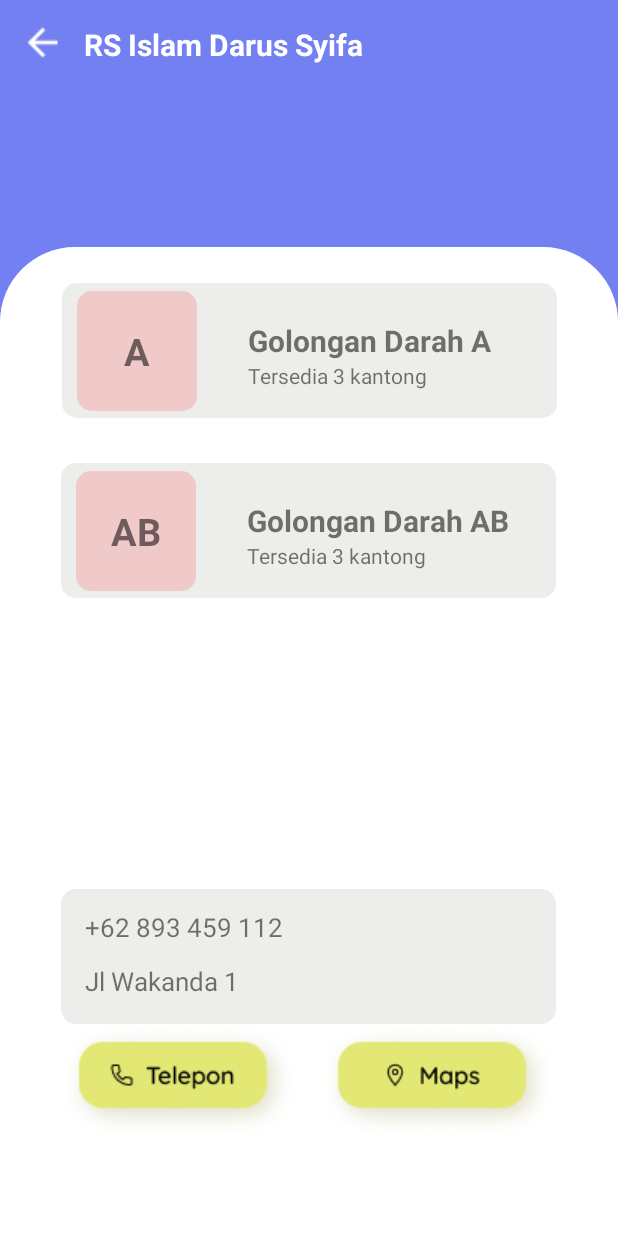
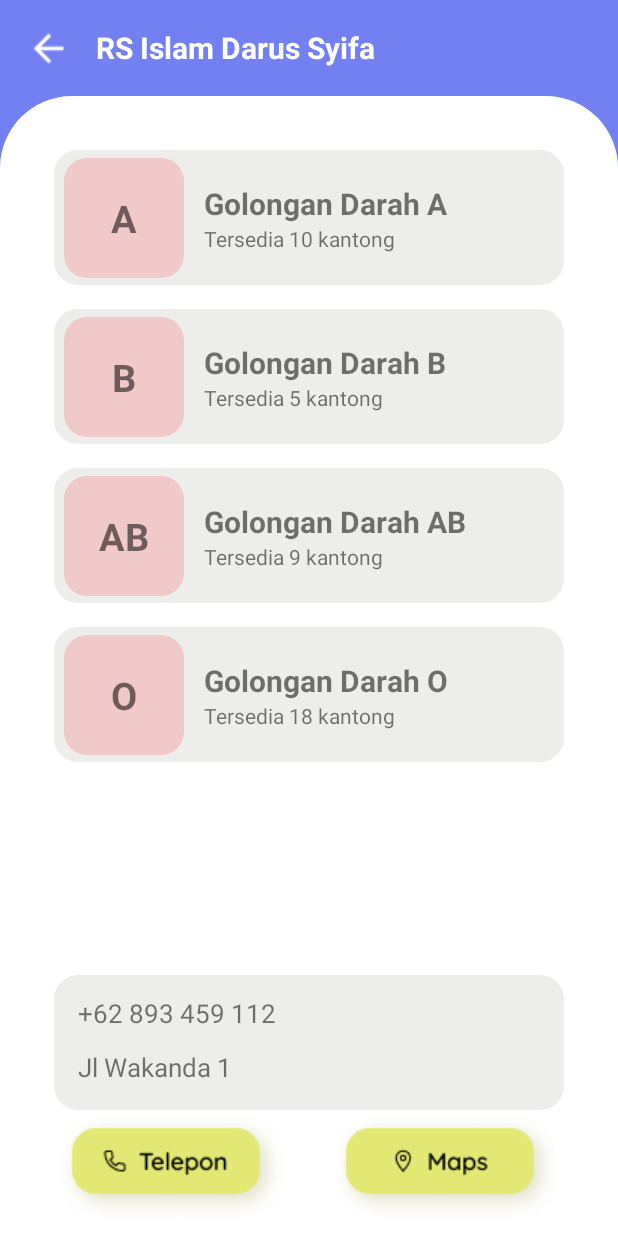
Before and after one commit to dennyaw/Hospitalize, an Android app: the formbank screen opened directly, with no data from a screen before it, on a phone screen of 412 x 824 dp. Run offline under Robolectric (Android 15) with nearby library versions, the phone set to English and light mode, and no system bars.

Commit message:
Add database, formbank layout improvement

```diff
--- /dev/null
+++ b/app/src/main/java/com/example/hospitalize/DatabaseHandler.kt
@@ -0,0 +1,133 @@
+package com.example.hospitalize
+
+import android.content.Context
+import android.database.sqlite.SQLiteDatabase
+import android.database.sqlite.SQLiteOpenHelper
+import android.content.ContentValues
+import android.database.Cursor
+import android.database.sqlite.SQLiteException
+
+//creating the database logic, extending the SQLiteOpenHelper base class
+class DatabaseHandler(context: Context): SQLiteOpenHelper(context,DATABASE_NAME,null,DATABASE_VERSION) {
+    companion object {
+        private val DATABASE_VERSION = 1
+        private val DATABASE_NAME = "GoldarDatabase"
+        private val TABLE_RUMAH_SAKIT = "RumahSakitTable"
+        private val KEY_RUMAH_SAKIT_ID = "rumah_sakit_id"
+        private val KEY_RUMAH_SAKIT = "rumah_sakit"
+        private val KEY_REGION = "region"
+        private val KEY_SUMBU_X = "sumbu_x"
+        private val KEY_SUMBU_Y = "sumbu_y"
+        private val KEY_ALAMAT = "alamat"
+//        private val KEY_TELEPON = "telepon"
+
+        private val TABLE_GOLDAR = "GoldarTable"
+        private val KEY_GOLDAR_ID = "goldar_id"
+        private val KEY_SUMBER_ID = "sumber_id"
+        private val KEY_GOLDAR = "goldar"
+        private val KEY_GOLDAR_STOK = "stok"
+    }
+
+    override fun onCreate(db: SQLiteDatabase?) {
+        // TODO("not implemented") //To change body of created functions use File | Settings | File Templates.
+        //creating table with fields
+        val CREATE_RUMAH_SAKIT_TABLE = ("CREATE TABLE " + TABLE_RUMAH_SAKIT + "("
+                + KEY_RUMAH_SAKIT_ID + " INTEGER PRIMARY KEY," + KEY_RUMAH_SAKIT + " TEXT," + KEY_REGION + " TEXT," + KEY_SUMBU_X + " TEXT,"
+                + KEY_SUMBU_Y + " TEXT," + KEY_ALAMAT + " TEXT)")
+        db?.execSQL(CREATE_RUMAH_SAKIT_TABLE)
+        db?.execSQL("insert into " + TABLE_RUMAH_SAKIT + "(" + KEY_RUMAH_SAKIT_ID + "," + KEY_RUMAH_SAKIT + "," + KEY_REGION + "," + KEY_SUMBU_X + ","
+                + KEY_SUMBU_Y + "," + KEY_ALAMAT + ") " +
+                "values(1,'RSUD Bhakti Dharma Husada', 'Surabaya', '-7.254849380414793', '112.6357612344045', 'Jl. Kendung No.115 - 117, Sememi, Kec. Benowo, Kota SBY, Jawa Timur 60198')");
+        db?.execSQL("insert into " + TABLE_RUMAH_SAKIT + "(" + KEY_RUMAH_SAKIT_ID + "," + KEY_RUMAH_SAKIT + "," + KEY_REGION + "," + KEY_SUMBU_X + ","
+                + KEY_SUMBU_Y + "," + KEY_ALAMAT + ") " +
+                "values(2,'Rumah Sakit Bunda', 'Surabaya', '-7.251145620793517', '112.65026662144396', 'Jl. Raya Kandangan No.23-24, Kandangan, Kec. Benowo, Kota SBY, Jawa Timur 60199')");
+
+
+        val CREATE_GOLDAR_TABLE = ("CREATE TABLE " + TABLE_GOLDAR + "("
+                + KEY_GOLDAR_ID + " INTEGER PRIMARY KEY," + KEY_SUMBER_ID + " INTEGER," + KEY_GOLDAR + " TEXT,"
+                + KEY_GOLDAR_STOK + " INTEGER" + ")")
+        db?.execSQL(CREATE_GOLDAR_TABLE)
+        db?.execSQL("insert into " + TABLE_GOLDAR + "(" + KEY_GOLDAR_ID + "," + KEY_SUMBER_ID + "," + KEY_GOLDAR + "," + KEY_GOLDAR_STOK + ") " +
+                "values(1, 1, 'A', 10)");
+        db?.execSQL("insert into " + TABLE_GOLDAR + "(" + KEY_GOLDAR_ID + "," + KEY_SUMBER_ID + "," + KEY_GOLDAR + "," + KEY_GOLDAR_STOK + ") " +
+                "values(2, 1, 'B', 5)");
+        db?.execSQL("insert into " + TABLE_GOLDAR + "(" + KEY_GOLDAR_ID + "," + KEY_SUMBER_ID + "," + KEY_GOLDAR + "," + KEY_GOLDAR_STOK + ") " +
+                "values(3, 1, 'AB', 9)");
+        db?.execSQL("insert into " + TABLE_GOLDAR + "(" + KEY_GOLDAR_ID + "," + KEY_SUMBER_ID + "," + KEY_GOLDAR + "," + KEY_GOLDAR_STOK + ") " +
+                "values(4, 1, 'O', 18)");
+        db?.execSQL("insert into " + TABLE_GOLDAR + "(" + KEY_GOLDAR_ID + "," + KEY_SUMBER_ID + "," + KEY_GOLDAR + "," + KEY_GOLDAR_STOK + ") " +
+                "values(5, 2, 'A', 4)");
+    }
+
+    override fun onUpgrade(db: SQLiteDatabase?, oldVersion: Int, newVersion: Int) {
+        //  TODO("not implemented") //To change body of created functions use File | Settings | File Templates.
+        db!!.execSQL("DROP TABLE IF EXISTS " + TABLE_RUMAH_SAKIT)
+        db!!.execSQL("DROP TABLE IF EXISTS " + TABLE_GOLDAR)
+        onCreate(db)
+    }
+
+    //method to read data
+    fun viewGoldar(id: Int): List<GoldarModelClass> {
+        val empList: ArrayList<GoldarModelClass> = ArrayList<GoldarModelClass>()
+        val selectQuery = "SELECT * FROM $TABLE_GOLDAR WHERE sumber_id = $id"
+        val db = this.readableDatabase
+        var cursor: Cursor? = null
+        try {
+            cursor = db.rawQuery(selectQuery, null)
+        } catch (e: SQLiteException) {
+            db.execSQL(selectQuery)
+            return ArrayList()
+        }
+        var sumberId: Int
+        var goldar: String
+        var goldarStok: Int
+        if (cursor.moveToFirst()) {
+            do {
+                sumberId = cursor.getInt(cursor.getColumnIndexOrThrow("sumber_id"))
+                goldar = cursor.getString(cursor.getColumnIndexOrThrow("goldar"))
+                goldarStok = cursor.getInt(cursor.getColumnIndexOrThrow("stok"))
+                val emp = GoldarModelClass(sumberId = sumberId, goldar = goldar, goldarStok = goldarStok)
+//                if (sumberId == id) {
+                    empList.add(emp)
+//                }
+            } while (cursor.moveToNext())
+        }
+        return empList
+    }
+    fun viewRumahSakit(region: String): List<RumahSakitModelClass> {
+        val empList: ArrayList<RumahSakitModelClass> = ArrayList<RumahSakitModelClass>()
+        val selectQuery = "SELECT * FROM $TABLE_RUMAH_SAKIT WHERE region = $region "
+        val db = this.readableDatabase
+        var cursor: Cursor? = null
+        try {
+            cursor = db.rawQuery(selectQuery, null)
+        } catch (e: SQLiteException) {
+            db.execSQL(selectQuery)
+            return ArrayList()
+        }
+        var rumahSakitId: Int
+        var rumahSakit: String
+        var region: String
+        var sumbuX: String
+        var sumbuY: String
+        var alamat: String
+        var telepon: String
+        if (cursor.moveToFirst()) {
+            do {
+                rumahSakitId = cursor.getInt(cursor.getColumnIndexOrThrow("rumah_sakit_id"))
+                rumahSakit = cursor.getString(cursor.getColumnIndexOrThrow("rumah_sakit"))
+                region = cursor.getString(cursor.getColumnIndexOrThrow("region"))
+                sumbuX = cursor.getString(cursor.getColumnIndexOrThrow("sumbu_x"))
+                sumbuY = cursor.getString(cursor.getColumnIndexOrThrow("sumbu_y"))
+                alamat = cursor.getString(cursor.getColumnIndexOrThrow("alamat"))
+                telepon = cursor.getString(cursor.getColumnIndexOrThrow("telepon"))
+                val emp = RumahSakitModelClass(rumahSakitId= rumahSakitId, rumahSakit= rumahSakit , region= region,
+                sumbuX= sumbuX, sumbuY= sumbuY , alamat= alamat, telepon= telepon)
+//                if (sumberId == id) {
+                    empList.add(emp)
+//                }
+            } while (cursor.moveToNext())
+        }
+        return empList
+    }
+}
--- /dev/null
+++ b/app/src/main/java/com/example/hospitalize/GoldarModelClass.kt
@@ -0,0 +1,3 @@
+package com.example.hospitalize
+
+data class GoldarModelClass(var sumberId: Int, val goldar:String , val goldarStok: Int)
--- /dev/null
+++ b/app/src/main/java/com/example/hospitalize/RumahSakitModelClass.kt
@@ -0,0 +1,4 @@
+package com.example.hospitalize
+
+data class RumahSakitModelClass(val rumahSakitId: Int, val rumahSakit: String , val region: String,
+                                val sumbuX: String, val sumbuY: String , val alamat: String, val telepon: String)
--- a/app/src/main/java/com/example/hospitalize/formbank.kt
+++ b/app/src/main/java/com/example/hospitalize/formbank.kt
@@ -3,12 +3,35 @@ package com.example.hospitalize
 import android.content.Intent
 import androidx.appcompat.app.AppCompatActivity
 import android.os.Bundle
-import android.widget.ImageButton
+import android.view.View
+import android.content.DialogInterface
+import android.widget.*
+import androidx.appcompat.app.AlertDialog
+//import kotlinx.android.synthetic.main.activity_main.*
 
 class formbank : AppCompatActivity() {
     override fun onCreate(savedInstanceState: Bundle?) {
         super.onCreate(savedInstanceState)
         setContentView(R.layout.activity_formbank)
+
+        //creating the instance of DatabaseHandler class
+        val databaseHandler: DatabaseHandler= DatabaseHandler(this)
+        //calling the viewEmployee method of DatabaseHandler class to read the records
+        val emp: List<GoldarModelClass> = databaseHandler.viewGoldar(1)
+        val empGoldar = Array<String>(emp.size){"15"}
+        val empGoldarStok = Array<String>(emp.size){"null"}
+        var index = 0
+        for(e in emp){
+            empGoldar[index] = e.goldar
+            empGoldarStok[index] = e.goldarStok.toString()
+            index++
+        }
+        //creating custom ArrayAdapter
+        val myListAdapter = goldarlist_adapter(this,empGoldar,empGoldarStok)
+
+        val listView = findViewById<ListView>(R.id.goldar_listview)
+        listView.adapter = myListAdapter
+
 
         val balik = findViewById<ImageButton>(R.id.balik)
         balik.setOnClickListener {
--- a/app/src/main/java/com/example/hospitalize/formdonor.kt
+++ b/app/src/main/java/com/example/hospitalize/formdonor.kt
@@ -12,8 +12,9 @@ class formdonor : AppCompatActivity() {
 
         val balik = findViewById<ImageButton>(R.id.balik)
         balik.setOnClickListener {
-            val intent = Intent(this, rsdonor::class.java)
-            startActivity(intent)
+            finish()
+//            val intent = Intent(this, rsdonor::class.java)
+//            startActivity(intent)
         }
 
     }
--- /dev/null
+++ b/app/src/main/java/com/example/hospitalize/goldar_list.kt
@@ -0,0 +1,11 @@
+package com.example.hospitalize
+
+import androidx.appcompat.app.AppCompatActivity
+import android.os.Bundle
+
+class goldar_list : AppCompatActivity() {
+    override fun onCreate(savedInstanceState: Bundle?) {
+        super.onCreate(savedInstanceState)
+        setContentView(R.layout.activity_goldar_list)
+    }
+}
--- /dev/null
+++ b/app/src/main/java/com/example/hospitalize/goldarlist_adapter.kt
@@ -0,0 +1,25 @@
+package com.example.hospitalize
+
+import android.app.Activity
+import android.view.View
+import android.view.ViewGroup
+import android.widget.ArrayAdapter
+import android.widget.TextView
+
+class goldarlist_adapter(private val context: Activity, private val Goldar: Array<String>, private val Stok: Array<String>)
+    : ArrayAdapter<String>(context, R.layout.activity_goldar_list, Goldar) {
+
+    override fun getView(position: Int, view: View?, parent: ViewGroup): View {
+        val inflater = context.layoutInflater
+        val rowView = inflater.inflate(R.layout.activity_goldar_list, null, true)
+
+        val goldar = rowView.findViewById(R.id.goldar_logo) as TextView
+        val goldar_title = rowView.findViewById(R.id.goldar_title) as TextView
+        val stok = rowView.findViewById(R.id.goldar_stock) as TextView
+
+        goldar.text = "${Goldar[position]}"
+        goldar_title.text = "Golongan Darah ${Goldar[position]}"
+        stok.text = "Tersedia ${Stok[position]} kantong"
+        return rowView
+    }
+}
--- a/app/src/main/java/com/example/hospitalize/lokasibank.kt
+++ b/app/src/main/java/com/example/hospitalize/lokasibank.kt
@@ -12,8 +12,9 @@ class lokasibank : AppCompatActivity() {
 
         val balik = findViewById<ImageButton>(R.id.balik)
         balik.setOnClickListener {
-            val intent = Intent(this, MainActivity::class.java)
-            startActivity(intent)
+            finish()
+//            val intent = Intent(this, MainActivity::class.java)
+//            startActivity(intent)
         }
 
         val cari = findViewById<ImageButton>(R.id.cari)
--- a/app/src/main/java/com/example/hospitalize/lokasidonor.kt
+++ b/app/src/main/java/com/example/hospitalize/lokasidonor.kt
@@ -13,8 +13,9 @@ class lokasidonor : AppCompatActivity() {
 
         val balik = findViewById<ImageButton>(R.id.balik)
         balik.setOnClickListener {
-            val intent = Intent(this, MainActivity::class.java)
-            startActivity(intent)
+            finish()
+//            val intent = Intent(this, MainActivity::class.java)
+//            startActivity(intent)
         }
 
         val cari = findViewById<ImageButton>(R.id.cari)
--- a/app/src/main/java/com/example/hospitalize/rsbank.kt
+++ b/app/src/main/java/com/example/hospitalize/rsbank.kt
@@ -12,8 +12,9 @@ class rsbank : AppCompatActivity() {
 
         val balik = findViewById<ImageButton>(R.id.balik)
         balik.setOnClickListener {
-            val intent = Intent(this, lokasibank::class.java)
-            startActivity(intent)
+            finish()
+//            val intent = Intent(this, lokasibank::class.java)
+//            startActivity(intent)
         }
 
         val rs1 = findViewById<ImageButton>(R.id.rs1)
--- a/app/src/main/java/com/example/hospitalize/rsdonor.kt
+++ b/app/src/main/java/com/example/hospitalize/rsdonor.kt
@@ -12,8 +12,9 @@ class rsdonor : AppCompatActivity() {
 
         val balik = findViewById<ImageButton>(R.id.balik)
         balik.setOnClickListener {
-            val intent = Intent(this, lokasidonor::class.java)
-            startActivity(intent)
+            finish()
+//            val intent = Intent(this, lokasidonor::class.java)
+//            startActivity(intent)
         }
 
         val rs1 = findViewById<ImageButton>(R.id.rs1)
--- a/app/src/main/res/drawable/boxabu.xml
+++ b/app/src/main/res/drawable/boxabu.xml
@@ -3,7 +3,7 @@
     <item>
         <shape android:shape="rectangle">
             <solid android:color="@color/abu"/>
-            <corners android:radius="10dp"/>
+            <corners android:radius="16dp"/>
         </shape>
     </item>
 </selector>
--- a/app/src/main/res/drawable/boxmerah.xml
+++ b/app/src/main/res/drawable/boxmerah.xml
@@ -3,7 +3,7 @@
     <item>
         <shape android:shape="rectangle">
             <solid android:color="@color/merah"/>
-            <corners android:radius="10dp"/>
+            <corners android:radius="15dp"/>
         </shape>
     </item>
 </selector>
--- a/app/src/main/res/drawable/boxputih.xml
+++ b/app/src/main/res/drawable/boxputih.xml
@@ -3,8 +3,8 @@
     <item>
         <shape android:shape="rectangle">
             <solid android:color="@color/white"/>
-            <corners android:topRightRadius="50dp"
-                     android:topLeftRadius="50dp"/>
+            <corners android:topRightRadius="48dp"
+                     android:topLeftRadius="48dp"/>
 
         </shape>
     </item>
--- a/app/src/main/res/layout/activity_formbank.xml
+++ b/app/src/main/res/layout/activity_formbank.xml
@@ -10,19 +10,20 @@
     <TextView
         android:id="@+id/box"
         android:layout_width="match_parent"
-        android:layout_height="659dp"
+        android:layout_height="match_parent"
+        android:layout_marginTop="64dp"
         android:background="@drawable/boxputih"
         app:layout_constraintBottom_toBottomOf="parent"
         app:layout_constraintEnd_toEndOf="parent"
-        app:layout_constraintHorizontal_bias="0.0"
+        app:layout_constraintHorizontal_bias="1.0"
         app:layout_constraintStart_toStartOf="parent" />
 
     <ImageButton
         android:id="@+id/balik"
         android:layout_width="wrap_content"
         android:layout_height="wrap_content"
-        android:layout_marginStart="4dp"
-        android:layout_marginTop="4dp"
+        android:layout_marginStart="8dp"
+        android:layout_marginTop="8dp"
         android:background="@null"
         android:minWidth="48dp"
         android:minHeight="48dp"
@@ -35,8 +36,8 @@
         android:id="@+id/DonorDarah"
         android:layout_width="wrap_content"
         android:layout_height="wrap_content"
-        android:layout_marginStart="4dp"
-        android:layout_marginTop="16dp"
+        android:layout_marginStart="8dp"
+        android:layout_marginTop="18dp"
         android:text="RS Islam Darus Syifa"
         android:textColor="@color/white"
         android:textSize="20sp"
@@ -44,119 +45,33 @@
         app:layout_constraintStart_toEndOf="@+id/balik"
         app:layout_constraintTop_toTopOf="parent" />
 
-    <ImageButton
-        android:id="@+id/rs1"
-        android:layout_width="330dp"
-        android:layout_height="90dp"
-        android:layout_marginTop="24dp"
-        android:background="@null"
-        app:layout_constraintEnd_toEndOf="parent"
-        app:layout_constraintStart_toStartOf="parent"
-        app:layout_constraintTop_toTopOf="@+id/box"
-        app:srcCompat="@drawable/boxabu"
-        tools:ignore="SpeakableTextPresentCheck" />
-
-    <TextView
-        android:id="@+id/teksA"
-        android:layout_width="wrap_content"
-        android:layout_height="wrap_content"
-        android:layout_marginStart="124dp"
-        android:text="Golongan Darah A"
-        android:textSize="20sp"
-        android:textStyle="bold"
-        app:layout_constraintBottom_toBottomOf="@+id/rs1"
-        app:layout_constraintStart_toStartOf="@+id/rs1"
-        app:layout_constraintTop_toTopOf="@+id/rs1"
-        app:layout_constraintVertical_bias="0.396" />
-
-    <TextView
-        android:id="@+id/kantongA"
-        android:layout_width="wrap_content"
-        android:layout_height="wrap_content"
-        android:text="Tersedia 3 kantong"
-        app:layout_constraintBottom_toBottomOf="@+id/rs1"
-        app:layout_constraintStart_toStartOf="@+id/teksA"
-        app:layout_constraintTop_toBottomOf="@+id/teksA"
-        app:layout_constraintVertical_bias="0.0" />
-
-    <TextView
-        android:id="@+id/A"
-        android:layout_width="80dp"
-        android:layout_height="80dp"
-        android:background="@drawable/boxmerah"
-        android:gravity="center"
-        android:text="A"
-        android:textSize="25sp"
-        android:textStyle="bold"
-        app:layout_constraintBottom_toBottomOf="@+id/rs1"
-        app:layout_constraintEnd_toEndOf="@+id/rs1"
-        app:layout_constraintHorizontal_bias="0.04"
-        app:layout_constraintStart_toStartOf="@+id/rs1"
-        app:layout_constraintTop_toTopOf="@+id/rs1"
-        app:layout_constraintVertical_bias="0.5" />
+    <ListView
+        android:layout_marginTop="64dp"
+        android:layout_marginBottom="180dp"
+        android:layout_marginStart="36dp"
+        android:layout_marginEnd="36dp"
+        android:paddingTop="36dp"
+        android:paddingBottom="36dp"
+        android:clipToPadding="false"
+        android:divider="@null"
+        android:dividerHeight="16dp"
+        android:scrollbars="none"
+        android:id="@+id/goldar_listview"
+        android:layout_width="match_parent"
+        android:layout_height="match_parent" />
 
     <ImageButton
-        android:id="@+id/rs2"
-        android:layout_width="330dp"
+        android:id="@+id/kontak"
+        android:layout_width="match_parent"
+        android:layout_marginStart="36dp"
+        android:layout_marginEnd="36dp"
         android:layout_height="90dp"
-        android:layout_marginTop="144dp"
+        android:layout_marginBottom="84dp"
         android:background="@null"
+        app:layout_constraintBottom_toBottomOf="parent"
         app:layout_constraintEnd_toEndOf="parent"
         app:layout_constraintHorizontal_bias="0.493"
         app:layout_constraintStart_toStartOf="parent"
-        app:layout_constraintTop_toTopOf="@+id/box"
-        app:srcCompat="@drawable/boxabu"
-        tools:ignore="SpeakableTextPresentCheck" />
-
-    <TextView
-        android:id="@+id/teksAB"
-        android:layout_width="wrap_content"
-        android:layout_height="wrap_content"
-        android:layout_marginStart="124dp"
-        android:text="Golongan Darah AB"
-        android:textSize="20sp"
-        android:textStyle="bold"
-        app:layout_constraintBottom_toBottomOf="@+id/rs2"
-        app:layout_constraintStart_toStartOf="@+id/rs2"
-        app:layout_constraintTop_toTopOf="@+id/rs2"
-        app:layout_constraintVertical_bias="0.396" />
-
-    <TextView
-        android:id="@+id/kantongAB"
-        android:layout_width="wrap_content"
-        android:layout_height="wrap_content"
-        android:text="Tersedia 3 kantong"
-        app:layout_constraintBottom_toBottomOf="@+id/rs2"
-        app:layout_constraintStart_toStartOf="@+id/teksAB"
-        app:layout_constraintTop_toBottomOf="@+id/teksAB"
-        app:layout_constraintVertical_bias="0.0" />
-
-    <TextView
-        android:id="@+id/AB"
-        android:layout_width="80dp"
-        android:layout_height="80dp"
-        android:background="@drawable/boxmerah"
-        android:gravity="center"
-        android:text="AB"
-        android:textSize="25sp"
-        android:textStyle="bold"
-        app:layout_constraintBottom_toBottomOf="@+id/rs2"
-        app:layout_constraintEnd_toEndOf="@+id/rs2"
-        app:layout_constraintHorizontal_bias="0.04"
-        app:layout_constraintStart_toStartOf="@+id/rs2"
-        app:layout_constraintTop_toTopOf="@+id/rs2"
-        app:layout_constraintVertical_bias="0.5" />
-
-    <ImageButton
-        android:id="@+id/kontak"
-        android:layout_width="330dp"
-        android:layout_height="90dp"
-        android:layout_marginTop="428dp"
-        android:background="@null"
-        app:layout_constraintEnd_toEndOf="parent"
-        app:layout_constraintHorizontal_bias="0.493"
-        app:layout_constraintStart_toStartOf="parent"
-        app:layout_constraintTop_toTopOf="@+id/box"
         app:srcCompat="@drawable/boxabu"
         tools:ignore="SpeakableTextPresentCheck" />
 
--- /dev/null
+++ b/app/src/main/res/layout/activity_goldar_list.xml
@@ -0,0 +1,62 @@
+<?xml version="1.0" encoding="utf-8"?>
+<androidx.constraintlayout.widget.ConstraintLayout xmlns:android="http://schemas.android.com/apk/res/android"
+    xmlns:app="http://schemas.android.com/apk/res-auto"
+    xmlns:tools="http://schemas.android.com/tools"
+    android:layout_width="match_parent"
+    android:layout_height="wrap_content"
+    android:paddingTop="0dp"
+    android:paddingBottom="0dp"
+    tools:context=".goldar_list">
+
+    <ImageButton
+        android:id="@+id/goldar_card"
+        android:layout_width="match_parent"
+        android:layout_height="90dp"
+        android:background="@null"
+        app:layout_constraintEnd_toEndOf="parent"
+        app:layout_constraintStart_toStartOf="parent"
+        app:layout_constraintTop_toTopOf="parent"
+        app:srcCompat="@drawable/boxabu"
+        tools:ignore="SpeakableTextPresentCheck" />
+
+    <TextView
+        android:id="@+id/goldar_title"
+        android:layout_width="wrap_content"
+        android:layout_height="wrap_content"
+        android:layout_marginStart="100dp"
+        android:text="Golongan Darah A"
+        android:textSize="20sp"
+        android:textStyle="bold"
+        app:layout_constraintBottom_toBottomOf="@+id/goldar_card"
+        app:layout_constraintStart_toStartOf="@+id/goldar_card"
+        app:layout_constraintTop_toTopOf="@+id/goldar_card"
+        app:layout_constraintVertical_bias="0.35" />
+
+    <TextView
+        android:id="@+id/goldar_stock"
+        android:layout_width="wrap_content"
+        android:layout_height="wrap_content"
+        android:text="Tersedia 3 kantong"
+        app:layout_constraintBottom_toBottomOf="@+id/goldar_card"
+        app:layout_constraintStart_toStartOf="@+id/goldar_title"
+        app:layout_constraintTop_toBottomOf="@+id/goldar_title"
+        app:layout_constraintVertical_bias="0.0" />
+
+    <TextView
+        android:id="@+id/goldar_logo"
+        android:layout_width="80dp"
+        android:layout_height="80dp"
+        android:layout_marginStart="-4dp"
+        android:background="@drawable/boxmerah"
+        android:gravity="center"
+        android:text="A"
+        android:textSize="25sp"
+        android:textStyle="bold"
+        app:layout_constraintBottom_toBottomOf="@+id/goldar_card"
+        app:layout_constraintEnd_toEndOf="@+id/goldar_card"
+        app:layout_constraintHorizontal_bias="0.04"
+        app:layout_constraintStart_toStartOf="@+id/goldar_card"
+        app:layout_constraintTop_toTopOf="@+id/goldar_card"
+        app:layout_constraintVertical_bias="0.5" />
+
+</androidx.constraintlayout.widget.ConstraintLayout>
```
Also changed, not shown: app/src/main/AndroidManifest.xml (+13 -6 lines).
